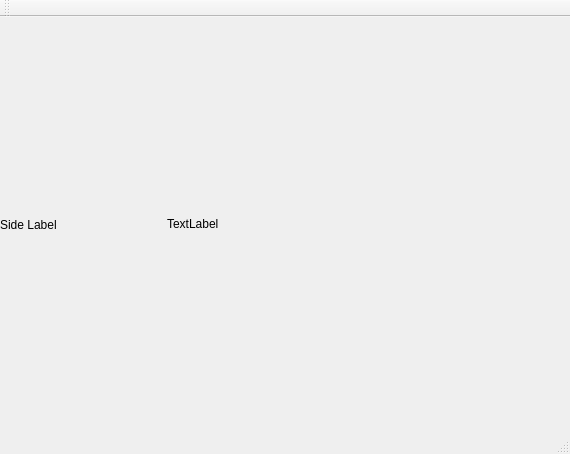
The window that comicreader.ui (floatlazer/ComicReader) describes before a commit, drawn with Qt 5.
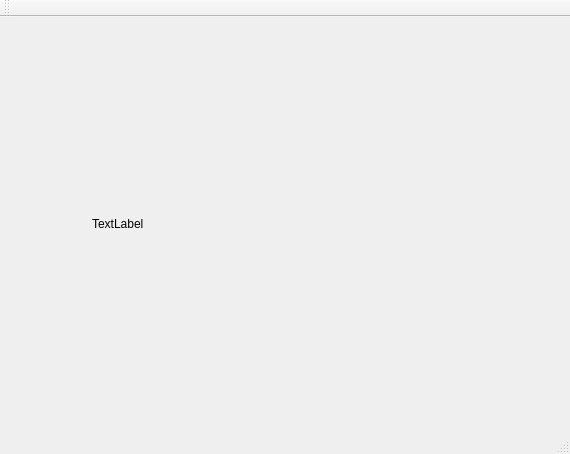
The same window after the commit.

Commit message: remove unused side label

Diff of the .ui file:
```diff
--- a/comicreader.ui
+++ b/comicreader.ui
@@ -45,25 +45,6 @@
     <property name="bottomMargin">
      <number>0</number>
     </property>
-    <item>
-     <widget class="QLabel" name="sideLabel">
-      <property name="sizePolicy">
-       <sizepolicy hsizetype="Fixed" vsizetype="Preferred">
-        <horstretch>0</horstretch>
-        <verstretch>0</verstretch>
-       </sizepolicy>
-      </property>
-      <property name="minimumSize">
-       <size>
-        <width>150</width>
-        <height>150</height>
-       </size>
-      </property>
-      <property name="text">
-       <string>Side Label</string>
-      </property>
-     </widget>
-    </item>
     <item>
      <widget class="QScrollArea" name="centerScrollArea">
       <property name="sizePolicy">
@@ -102,7 +83,7 @@
       <widget class="QWidget" name="scrollAreaWidgetContents">
        <property name="geometry">
         <rect>
-         <x>17</x>
+         <x>92</x>
          <y>13</y>
          <width>386</width>
          <height>366</height>
```
The commit also changes 2 other files.
